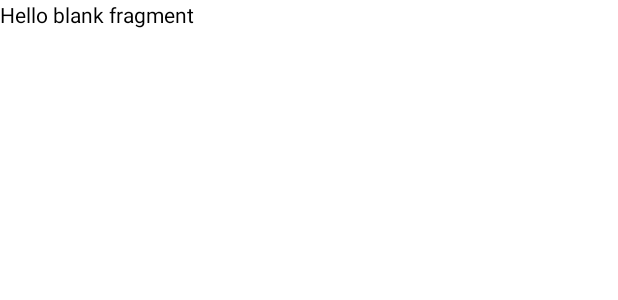
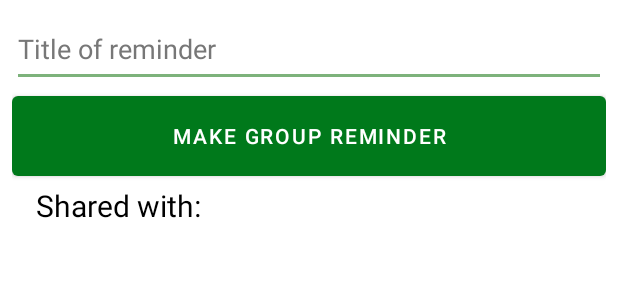
Before and after one commit to Adz946/TouchGrass, an Android app: the layout fragment_new_reminder.xml on its own in the app's theme, with its tools: preview values and no code run, on a phone screen of 412 x 824 dp. Shown: the top 300 px of the screen. Run offline under Robolectric (Android 15) with nearby library versions, the phone set to English and light mode, and no system bars.

Commit message:
dont even worry

```diff
--- a/TouchGrass App/app/src/main/res/layout/fragment_new_reminder.xml
+++ b/TouchGrass App/app/src/main/res/layout/fragment_new_reminder.xml
@@ -1,14 +1,57 @@
 <?xml version="1.0" encoding="utf-8"?>
-<FrameLayout xmlns:android="http://schemas.android.com/apk/res/android"
+
+<LinearLayout xmlns:android="http://schemas.android.com/apk/res/android"
     xmlns:tools="http://schemas.android.com/tools"
+    tools:context=".reminders.NewReminderFragment"
     android:layout_width="match_parent"
     android:layout_height="match_parent"
-    tools:context=".reminders.NewReminderFragment">
+    android:orientation="vertical"
+    android:weightSum="100"
+    android:layout_margin="8dp">
 
-    <!-- TODO: Update blank fragment layout -->
-    <TextView
+
+    <EditText
+        android:id="@+id/title_of_reminder"
         android:layout_width="match_parent"
+        android:layout_height="wrap_content"
+        android:ems="10"
+        android:inputType="text"
+        android:minHeight="50dp"
+        android:text="Title of reminder"
+        android:textColor="#777777"
+        android:layout_weight="0"/>
+
+    <Button
+        android:id="@+id/make_group_reminder_button"
+        android:layout_width="match_parent"
+        android:layout_height="65dp"
+        android:text="@string/make_group_reminder"
+        android:layout_weight="0"/>
+
+    <LinearLayout
+        android:layout_width="match_parent"
+        android:layout_height="wrap_content"
+        android:orientation="horizontal"
+        android:weightSum="100"
+        android:layout_marginStart="16dp"
+        android:layout_marginEnd="16dp">
+
+        <TextView
+            android:id="@+id/textView4"
+            android:layout_width="0dp"
+            android:layout_height="wrap_content"
+            android:textSize="20sp"
+            android:text="Shared with:"
+            android:layout_weight="35"/>
+
+    </LinearLayout>
+
+    <androidx.constraintlayout.widget.ConstraintLayout
+        android:layout_width="0dp"
         android:layout_height="match_parent"
-        android:text="@string/hello_blank_fragment" />
+        android:layout_weight="0">
 
-</FrameLayout>
+    </androidx.constraintlayout.widget.ConstraintLayout>
+
+
+</LinearLayout>
--- a/TouchGrass App/app/src/main/res/layout/fragment_reminders_main.xml
+++ b/TouchGrass App/app/src/main/res/layout/fragment_reminders_main.xml
@@ -47,6 +47,7 @@
                     android:layout_marginTop="8dp"
                     android:text="@string/self"
                     android:textSize="18sp"
+                    android:layout_marginStart="16dp"
                     android:layout_weight="5"/>
 
                 <ScrollView
@@ -84,6 +85,7 @@
                     android:layout_height="wrap_content"
                     android:layout_marginTop="8dp"
                     android:layout_weight="5"
+                    android:layout_marginStart="16dp"
                     android:text="@string/group"
                     android:textSize="18sp" />
 
@@ -100,6 +102,7 @@
                 </ScrollView>
 
             </LinearLayout>
+
         </androidx.constraintlayout.widget.ConstraintLayout>
 
         <androidx.constraintlayout.widget.ConstraintLayout
--- a/TouchGrass App/app/src/main/res/values/strings.xml
+++ b/TouchGrass App/app/src/main/res/values/strings.xml
@@ -17,4 +17,5 @@
     <string name="group">Group</string>
     <string name="self">Self</string>
     <string name="your_reminders">Your Reminders</string>
+    <string name="make_group_reminder">Make Group Reminder</string>
 </resources>
```
